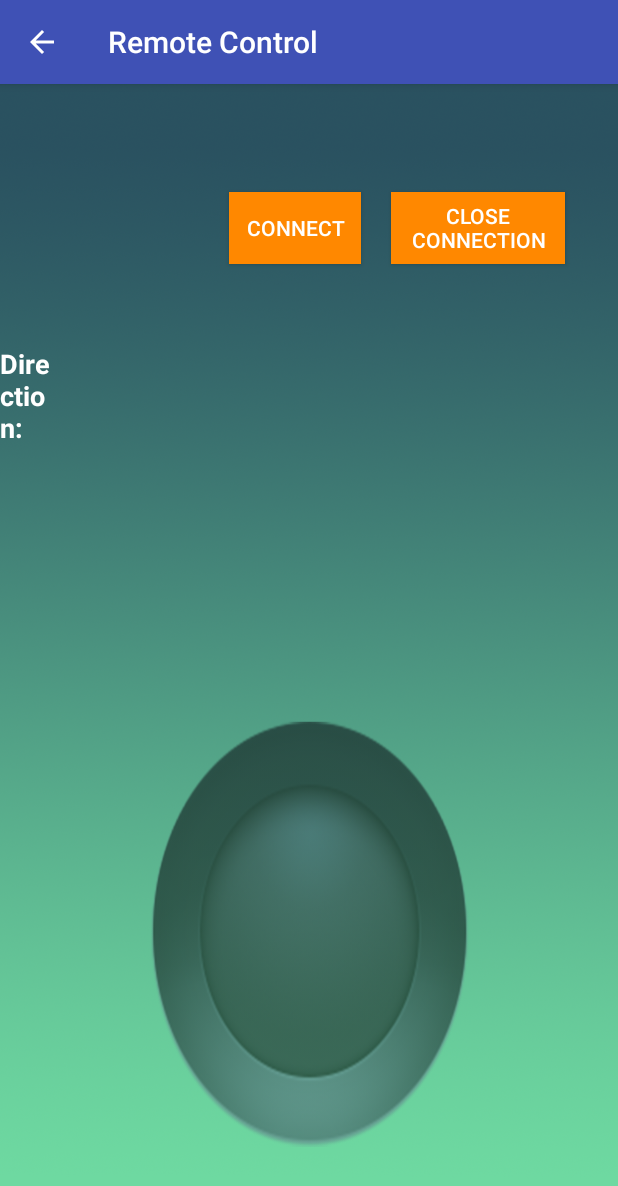
After one commit to Khemar1/AutonomousVehicle-1, an Android app: the RemoteBTActivity screen opened directly, with no data from a screen before it, on a phone screen of 412 x 824 dp. The commit adds this screen. Shown: the top 1186 px of the screen. Run offline under Robolectric (Android 15) with nearby library versions, the phone set to English and light mode, and no system bars.

Commit message:
Can now connect to bluetooth server, minor adjustments needed

```diff
--- a/AutoVehicle/build.gradle
+++ b/AutoVehicle/build.gradle
@@ -2,7 +2,7 @@ apply plugin: 'com.android.application'
 
 android {
     compileSdkVersion 23
-    buildToolsVersion "23.0.2"
+    buildToolsVersion '25.0.0'
     defaultConfig {
         applicationId "com.autonomousvehicle"
         minSdkVersion 19
@@ -29,5 +29,6 @@ dependencies {
     compile 'com.android.volley:volley:1.0.0'
     compile 'com.android.support:support-v4:23.4.0'
     compile 'com.android.support:support-vector-drawable:23.4.0'
+    compile 'com.android.support.constraint:constraint-layout:1.0.0-alpha9'
     testCompile 'junit:junit:4.12'
 }
--- /dev/null
+++ b/AutoVehicle/src/main/java/com/autonomousvehicle/RemoteBTActivity.java
@@ -0,0 +1,192 @@
+package com.autonomousvehicle;
+
+import android.bluetooth.BluetoothAdapter;
+import android.bluetooth.BluetoothDevice;
+import android.bluetooth.BluetoothSocket;
+import android.content.Intent;
+import android.support.v7.app.AppCompatActivity;
+import android.os.Bundle;
+import android.view.MotionEvent;
+import android.view.View;
+import android.widget.Button;
+import android.widget.RelativeLayout;
+import android.widget.TextView;
+import android.widget.Toast;
+
+import java.io.IOException;
+import java.io.InputStream;
+import java.io.OutputStream;
+import java.io.PrintWriter;
+import java.util.Set;
+import java.util.UUID;
+
+import static java.lang.System.exit;
+
+public class RemoteBTActivity extends AppCompatActivity {
+
+    RelativeLayout layout_joystick;
+    BluetoothAdapter mBluetoothAdapter;
+    BluetoothSocket mmSocket;
+    BluetoothDevice mmDevice;
+    PrintWriter mmOutputStream;
+    InputStream mmInputStream;
+    JoyStick js;
+    TextView directiontv;
+    String a;
+
+    @Override
+    protected void onCreate(Bundle savedInstanceState) {
+        super.onCreate(savedInstanceState);
+        setContentView(R.layout.activity_remote_bt);
+
+        directiontv = (TextView) findViewById(R.id.directiontv);
+
+        final Button connect = (Button) findViewById(R.id.bConnect);
+        Button close = (Button) findViewById(R.id.bClose);
+
+        layout_joystick = (RelativeLayout) findViewById(R.id.layout_joystick1);
+
+        js = new JoyStick(getApplicationContext()
+                , layout_joystick, R.drawable.image_button);
+        js.setStickSize(150, 150);
+        js.setLayoutSize(500, 500);
+        js.setLayoutAlpha(150);
+        js.setStickAlpha(100);
+        js.setOffset(90);
+        js.setMinimumDistance(50);
+
+        connect.setOnClickListener(new View.OnClickListener() {
+            @Override
+            public void onClick(View v) {
+
+                a = "raspberrypi";
+                try {
+                    findBT();
+                } catch (IOException e) {
+                    Toast.makeText(getBaseContext(), "Connection not established with the robot", Toast.LENGTH_LONG).show();
+                    e.printStackTrace();
+                }
+
+
+
+
+            }
+        });
+
+        close.setOnClickListener(new View.OnClickListener() {
+            @Override
+            public void onClick(View v) {
+               try {
+                   mmSocket.close();
+               }
+               catch (IOException e){
+                   Toast.makeText(getBaseContext(), R.string.noconnection,
+                           Toast.LENGTH_SHORT).show();
+               }
+            }
+        });
+
+        layout_joystick.setOnTouchListener(new View.OnTouchListener() {
+            public boolean onTouch(View arg0, MotionEvent arg1) {
+                js.drawStick(arg1);
+                if (arg1.getAction() == MotionEvent.ACTION_DOWN
+                        || arg1.getAction() == MotionEvent.ACTION_MOVE) {
+
+                    int direction = js.get8Direction();
+                    if (direction == JoyStick.STICK_UP) {
+                        //     mmOutputStream.println("upp");
+                        directiontv.setText(R.string.up);
+                    } else if (direction == JoyStick.STICK_UPRIGHT) {
+
+                        directiontv.setText(R.string.upright);
+                    } else if (direction == JoyStick.STICK_RIGHT) {
+                        // mmOutputStream.println("rightt");
+                        directiontv.setText(R.string.right);
+                    } else if (direction == JoyStick.STICK_DOWNRIGHT) {
+                        directiontv.setText(R.string.downright);
+                    } else if (direction == JoyStick.STICK_DOWN) {
+                        //   mmOutputStream.println("downn");
+                        directiontv.setText(R.string.down);
+                    } else if (direction == JoyStick.STICK_DOWNLEFT) {
+                        directiontv.setText(R.string.downleft);
+                    } else if (direction == JoyStick.STICK_LEFT) {
+                        directiontv.setText(R.string.left);
+                        //  mmOutputStream.println("downn");
+                    } else if (direction == JoyStick.STICK_UPLEFT) {
+
+                        directiontv.setText(R.string.upleft);
+                    } else if (direction == JoyStick.STICK_NONE) {
+                        directiontv.setText("");
+                    }
+                } else if (arg1.getAction() == MotionEvent.ACTION_UP) {
+                    directiontv.setText(null);
+                }
+                return true;
+            }
+        });
+
+
+
+
+    }
+
+    void findBT() throws IOException
+    {
+        mBluetoothAdapter = BluetoothAdapter.getDefaultAdapter();
+         if(mBluetoothAdapter == null)
+        {
+            exit(0);
+        //  myLabel.setText("No bluetooth adapter available");
+        }
+
+        if(!mBluetoothAdapter.isEnabled())
+        {
+           // Intent enableBluetooth = new Intent(BluetoothAdapter.ACTION_REQUEST_ENABLE);
+           // startActivityForResult(enableBluetooth, 1);
+
+        }
+
+        Set<BluetoothDevice> pairedDevices = mBluetoothAdapter.getBondedDevices();
+        if(pairedDevices.size() > 0)
+        {
+            for(BluetoothDevice device : pairedDevices)
+            {
+                if(device.getName().equals(a))//FireFly-B1A7Change to the name of your bluetooth module (Case sensitive)
+                {
+                    mmDevice = device;
+                    break;
+                }
+            }
+        }
+        // myLabel.setText("Bluetooth Device Found");
+
+
+        UUID uuid = UUID.fromString("00001101-0000-1000-8000-00805f9b34fb"); //Standard //SerialPortService ID
+
+        mmSocket = mmDevice.createRfcommSocketToServiceRecord(uuid);
+        try{
+            mmSocket.connect();
+
+        }catch(IOException e){
+           // Toast.makeText(getBaseContext(), "Connection not established with the robot", Toast.LENGTH_LONG).show();
+            e.printStackTrace();
+            exit(0);
+
+
+        }
+        finally {
+            mmOutputStream = new PrintWriter(mmSocket.getOutputStream());
+            mmInputStream = mmSocket.getInputStream();
+
+        }
+
+        //  beginListenForData();
+
+        // myLabel.setText("Bluetooth Opened");
+    }
+
+
+
+
+
+}
--- a/AutoVehicle/src/main/res/layout/activity_mapping.xml
+++ b/AutoVehicle/src/main/res/layout/activity_mapping.xml
@@ -32,14 +32,14 @@
         android:layout_alignParentStart="true"
         android:layout_below="@+id/two_D_map_view">
 
-        <TextView
+      <!--  <TextView
             android:text="IP Address"
             android:layout_width="wrap_content"
             android:layout_height="wrap_content"
             android:layout_alignParentTop="true"
             android:layout_alignStart="@+id/start"
             android:id="@+id/IPAdd"
-            android:textSize="18sp" />
+            android:textSize="18sp" />-->
 
         <Button
             android:text="@string/stop"
--- /dev/null
+++ b/AutoVehicle/src/main/res/layout/activity_remote_bt.xml
@@ -0,0 +1,111 @@
+<?xml version="1.0" encoding="utf-8"?>
+<RelativeLayout xmlns:android="http://schemas.android.com/apk/res/android"
+    xmlns:tools="http://schemas.android.com/tools"
+    android:layout_width="match_parent"
+    android:layout_height="match_parent"
+    android:background="@drawable/backgrond">
+    <!--
+        <LinearLayout
+            android:layout_width="wrap_content"
+            android:layout_height="wrap_content"
+            android:layout_alignParentLeft="true"
+            android:layout_alignParentTop="true"
+            android:layout_margin="30dp"
+            android:orientation="vertical"
+            android:weightSum="1">
+
+            <TextView
+                android:id="@+id/textView1"
+                android:layout_width="wrap_content"
+                android:layout_height="wrap_content"
+                android:text="@string/x"
+                android:textColor="@android:color/background_light"
+                android:textSize="20dp" />
+            <TextView
+                android:id="@+id/textView2"
+                android:layout_width="wrap_content"
+                android:layout_height="wrap_content"
+                android:text="@string/y"
+                android:textColor="@android:color/background_light"
+                android:textSize="20dp" />
+            <TextView
+                android:id="@+id/textView3"
+                android:layout_width="wrap_content"
+                android:layout_height="wrap_content"
+                android:text="@string/angle"
+                android:textColor="@android:color/background_light"
+                android:textSize="20dp" />
+            <TextView
+                android:id="@+id/textView4"
+                android:layout_width="wrap_content"
+                android:layout_height="wrap_content"
+                android:text="@string/distance"
+                android:textColor="@android:color/background_light"
+                android:textSize="20dp" />
+            <TextView
+                android:id="@+id/textView5"
+                android:layout_width="wrap_content"
+                android:layout_height="wrap_content"
+                android:text="@string/direction"
+                android:textColor="@android:color/background_light"
+                android:textSize="20dp" />
+
+        </LinearLayout>
+    -->
+    <RelativeLayout
+        android:id="@+id/layout_joystick1"
+        android:layout_width="200dp"
+        android:layout_height="200dp"
+        android:layout_marginRight="36dp"
+        android:background="@drawable/image_button_bg"
+        android:layout_marginBottom="36dp"
+        android:layout_alignParentBottom="true"
+        android:layout_centerHorizontal="true">
+    </RelativeLayout>
+
+    <Button
+        android:text="@string/close_connection"
+        android:layout_width="116dp"
+        android:layout_height="wrap_content"
+        android:id="@+id/bClose"
+        android:layout_marginTop="72dp"
+        android:background="@android:color/holo_orange_dark"
+        android:textColor="@android:color/background_light"
+        android:layout_alignParentTop="true"
+        android:layout_alignParentEnd="true"
+        android:layout_marginEnd="35dp" />
+
+    <TextView
+        android:text="@string/direction"
+        android:layout_width="wrap_content"
+        android:layout_height="wrap_content"
+        android:id="@+id/direction"
+        android:textStyle="normal|bold"
+        android:textColor="@color/colorFABText"
+        android:textSize="18sp"
+        android:layout_marginTop="54dp"
+        android:layout_below="@+id/bConnect"
+        android:layout_toStartOf="@+id/layout_joystick1" />
+
+    <TextView
+        android:layout_width="wrap_content"
+        android:layout_height="wrap_content"
+        android:id="@+id/directiontv"
+        android:textColor="@color/colorFABText"
+        android:fontFamily="casual"
+        android:layout_alignBaseline="@+id/direction"
+        android:layout_alignBottom="@+id/direction"
+        android:layout_centerHorizontal="true" />
+
+    <Button
+        android:text="@string/connect"
+        android:layout_width="wrap_content"
+        android:layout_height="wrap_content"
+        android:id="@+id/bConnect"
+        android:background="@android:color/holo_orange_dark"
+        android:textColor="@android:color/background_light"
+        android:layout_marginEnd="20dp"
+        android:layout_alignTop="@+id/bClose"
+        android:layout_toStartOf="@+id/bClose" />
+
+</RelativeLayout>
--- a/AutoVehicle/src/main/res/layout/activity_remote_control.xml
+++ b/AutoVehicle/src/main/res/layout/activity_remote_control.xml
@@ -98,7 +98,6 @@
         android:layout_marginTop="33dp" />
 
     <TextView
-        android:text="@string/center"
         android:layout_width="wrap_content"
         android:layout_height="wrap_content"
         android:id="@+id/directiontv"
--- a/AutoVehicle/src/main/res/values/strings.xml
+++ b/AutoVehicle/src/main/res/values/strings.xml
@@ -71,6 +71,7 @@
     <string name="turnon">Toggle ON</string>
     <string name="toggleoff">Toggle OFF</string>
     <string name="visible">Make Visible</string>
+    <string name="invalidIP">Invalid IP Address</string>
 
 
 </resources>
--- a/build.gradle
+++ b/build.gradle
@@ -5,7 +5,7 @@ buildscript {
         jcenter()
     }
     dependencies {
-        classpath 'com.android.tools.build:gradle:2.2.3'
+        classpath 'com.android.tools.build:gradle:2.3.0'
 
         // NOTE: Do not place your application dependencies here; they belong
         // in the individual module build.gradle files
```
Also changed, not shown: AutoVehicle/src/main/AndroidManifest.xml (+19 -7 lines), AutoVehicle/src/main/java/com/autonomousvehicle/Mapping.java (+89 -7 lines), AutoVehicle/src/main/java/com/autonomousvehicle/MenuActivity.java (+10 -0 lines), AutoVehicle/src/main/java/com/autonomousvehicle/RemoteControl.java (+35 -61 lines), AutoVehicle/src/main/java/com/autonomousvehicle/Sender.java (+25 -10 lines), AutoVehicle/src/main/java/com/autonomousvehicle/SettingsActivity.java (+7 -7 lines), AutoVehicle/src/main/res/layout/activity_menu.xml (+16 -0 lines), gradle/wrapper/gradle-wrapper.properties.
